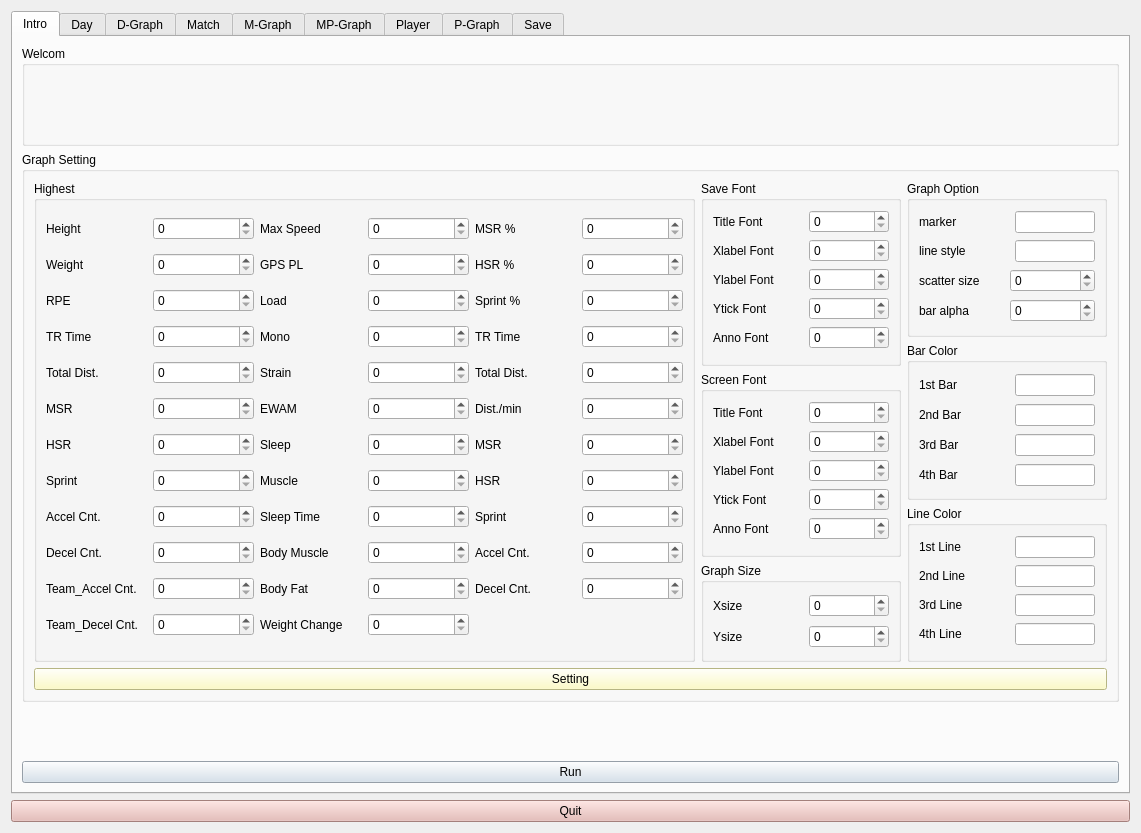
Above: uiFiles/physico_main.ui from sseungyong/physico_project before the change. Below: the same form after it.
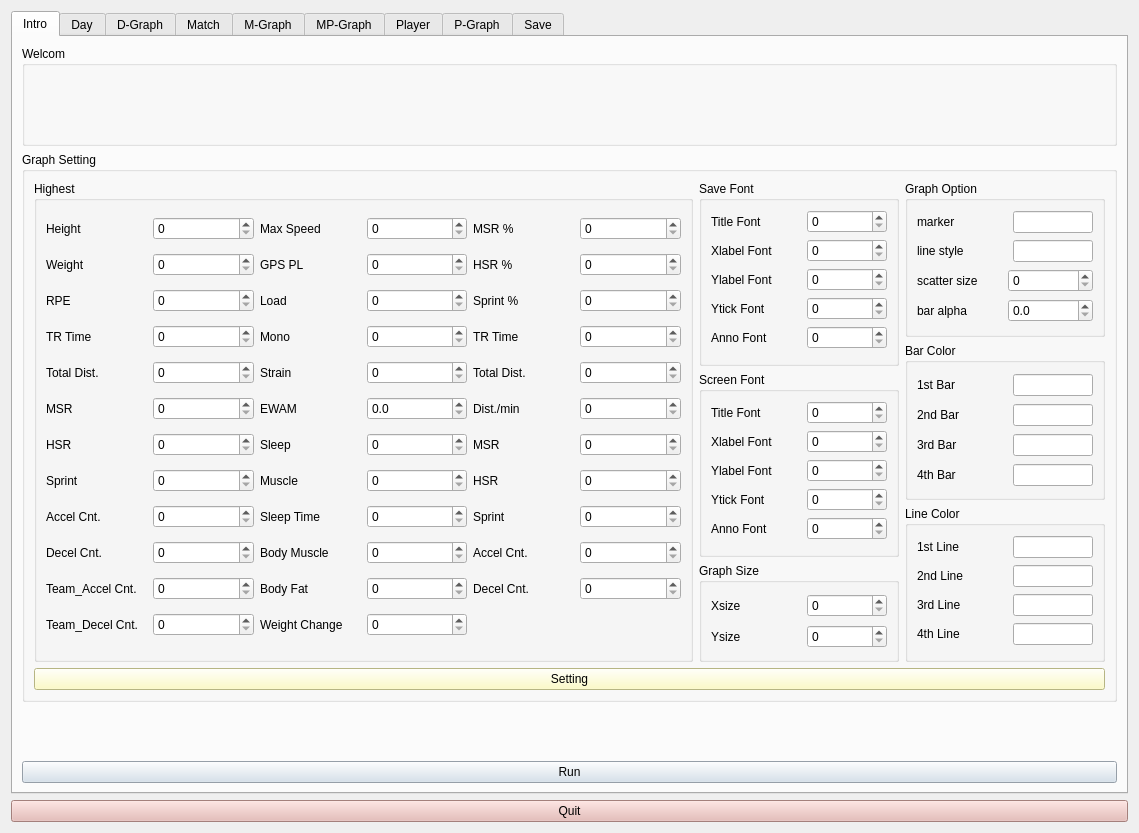
That is the form after the change. Icons and pictures are not drawn.

Patch:
```diff
--- a/uiFiles/physico_main.ui
+++ b/uiFiles/physico_main.ui
@@ -6,7 +6,7 @@
    <rect>
     <x>0</x>
     <y>0</y>
-    <width>1141</width>
+    <width>1139</width>
     <height>833</height>
    </rect>
   </property>
@@ -152,7 +152,14 @@
                   </widget>
                  </item>
                  <item>
-                  <widget class="QSpinBox" name="unitGPSPL"/>
+                  <widget class="QSpinBox" name="unitGPSPL">
+                   <property name="maximum">
+                    <number>2000</number>
+                   </property>
+                   <property name="singleStep">
+                    <number>50</number>
+                   </property>
+                  </widget>
                  </item>
                 </layout>
                </item>
@@ -166,7 +173,14 @@
                   </widget>
                  </item>
                  <item>
-                  <widget class="QSpinBox" name="unitLoad"/>
+                  <widget class="QSpinBox" name="unitLoad">
+                   <property name="maximum">
+                    <number>2000</number>
+                   </property>
+                   <property name="singleStep">
+                    <number>50</number>
+                   </property>
+                  </widget>
                  </item>
                 </layout>
                </item>
@@ -180,7 +194,14 @@
                   </widget>
                  </item>
                  <item>
-                  <widget class="QSpinBox" name="unitMaxSpeed"/>
+                  <widget class="QSpinBox" name="unitMaxSpeed">
+                   <property name="maximum">
+                    <number>100</number>
+                   </property>
+                   <property name="singleStep">
+                    <number>5</number>
+                   </property>
+                  </widget>
                  </item>
                 </layout>
                </item>
@@ -229,14 +250,18 @@
                <item row="2" column="2">
                 <layout class="QHBoxLayout" name="horizontalLayout_50">
                  <item>
-                  <widget class="QLabel" name="unitSprintP">
+                  <widget class="QLabel" name="label_36">
                    <property name="text">
                     <string>Sprint %</string>
                    </property>
                   </widget>
                  </item>
                  <item>
-                  <widget class="QSpinBox" name="spinBox_35"/>
+                  <widget class="QSpinBox" name="unitSprintP">
+                   <property name="singleStep">
+                    <number>5</number>
+                   </property>
+                  </widget>
                  </item>
                 </layout>
                </item>
@@ -250,21 +275,32 @@
                   </widget>
                  </item>
                  <item>
-                  <widget class="QSpinBox" name="unitMono"/>
+                  <widget class="QSpinBox" name="unitMono">
+                   <property name="maximum">
+                    <number>20</number>
+                   </property>
+                  </widget>
                  </item>
                 </layout>
                </item>
                <item row="3" column="2">
                 <layout class="QHBoxLayout" name="horizontalLayout_48">
                  <item>
-                  <widget class="QLabel" name="unitTRTimeSum">
+                  <widget class="QLabel" name="label_37">
                    <property name="text">
                     <string>TR Time &lt;SUM&gt;</string>
                    </property>
                   </widget>
                  </item>
                  <item>
-                  <widget class="QSpinBox" name="spinBox_33"/>
+                  <widget class="QSpinBox" name="unitTRTimeSum">
+                   <property name="maximum">
+                    <number>1000</number>
+                   </property>
+                   <property name="singleStep">
+                    <number>10</number>
+                   </property>
+                  </widget>
                  </item>
                 </layout>
                </item>
@@ -278,21 +314,32 @@
                   </widget>
                  </item>
                  <item>
-                  <widget class="QSpinBox" name="unitStrain"/>
+                  <widget class="QSpinBox" name="unitStrain">
+                   <property name="maximum">
+                    <number>50000</number>
+                   </property>
+                   <property name="singleStep">
+                    <number>1000</number>
+                   </property>
+                  </widget>
                  </item>
                 </layout>
                </item>
                <item row="1" column="2">
                 <layout class="QHBoxLayout" name="horizontalLayout_40">
                  <item>
-                  <widget class="QLabel" name="unitHSRP">
+                  <widget class="QLabel" name="label_35">
                    <property name="text">
                     <string>HSR %</string>
                    </property>
                   </widget>
                  </item>
                  <item>
-                  <widget class="QSpinBox" name="spinBox_25"/>
+                  <widget class="QSpinBox" name="unitHSRP">
+                   <property name="singleStep">
+                    <number>5</number>
+                   </property>
+                  </widget>
                  </item>
                 </layout>
                </item>
@@ -355,28 +402,42 @@
                <item row="10" column="2">
                 <layout class="QHBoxLayout" name="horizontalLayout_42">
                  <item>
-                  <widget class="QLabel" name="unitDecelCntSum">
+                  <widget class="QLabel" name="label_46">
                    <property name="text">
                     <string>Decel Cnt. &lt;SUM&gt;</string>
                    </property>
                   </widget>
                  </item>
                  <item>
-                  <widget class="QSpinBox" name="spinBox_27"/>
+                  <widget class="QSpinBox" name="unitDecelCntSum">
+                   <property name="maximum">
+                    <number>1000</number>
+                   </property>
+                   <property name="singleStep">
+                    <number>10</number>
+                   </property>
+                  </widget>
                  </item>
                 </layout>
                </item>
                <item row="4" column="2">
                 <layout class="QHBoxLayout" name="horizontalLayout_49">
                  <item>
-                  <widget class="QLabel" name="unitTotalDistSum">
+                  <widget class="QLabel" name="label_38">
                    <property name="text">
                     <string>Total Dist. &lt;SUM&gt;</string>
                    </property>
                   </widget>
                  </item>
                  <item>
-                  <widget class="QSpinBox" name="spinBox_34"/>
+                  <widget class="QSpinBox" name="unitTotalDistSum">
+                   <property name="maximum">
+                    <number>100000</number>
+                   </property>
+                   <property name="singleStep">
+                    <number>100</number>
+                   </property>
+                  </widget>
                  </item>
                 </layout>
                </item>
@@ -390,7 +451,14 @@
                   </widget>
                  </item>
                  <item>
-                  <widget class="QSpinBox" name="unitBodyMuscle"/>
+                  <widget class="QSpinBox" name="unitBodyMuscle">
+                   <property name="maximum">
+                    <number>100</number>
+                   </property>
+                   <property name="singleStep">
+                    <number>5</number>
+                   </property>
+                  </widget>
                  </item>
                 </layout>
                </item>
@@ -404,21 +472,32 @@
                   </widget>
                  </item>
                  <item>
-                  <widget class="QSpinBox" name="unitWeightChange"/>
+                  <widget class="QSpinBox" name="unitWeightChange">
+                   <property name="maximum">
+                    <number>100</number>
+                   </property>
+                  </widget>
                  </item>
                 </layout>
                </item>
                <item row="6" column="2">
                 <layout class="QHBoxLayout" name="horizontalLayout_43">
                  <item>
-                  <widget class="QLabel" name="unitMSRSum">
+                  <widget class="QLabel" name="label_42">
                    <property name="text">
                     <string>MSR &lt;SUM&gt;</string>
                    </property>
                   </widget>
                  </item>
                  <item>
-                  <widget class="QSpinBox" name="spinBox_28"/>
+                  <widget class="QSpinBox" name="unitMSRSum">
+                   <property name="maximum">
+                    <number>10000</number>
+                   </property>
+                   <property name="singleStep">
+                    <number>100</number>
+                   </property>
+                  </widget>
                  </item>
                 </layout>
                </item>
@@ -432,21 +511,32 @@
                   </widget>
                  </item>
                  <item>
-                  <widget class="QSpinBox" name="unitSleep"/>
+                  <widget class="QSpinBox" name="unitSleep">
+                   <property name="maximum">
+                    <number>10</number>
+                   </property>
+                  </widget>
                  </item>
                 </layout>
                </item>
                <item row="9" column="2">
                 <layout class="QHBoxLayout" name="horizontalLayout_47">
                  <item>
-                  <widget class="QLabel" name="unitAccelCntSum">
+                  <widget class="QLabel" name="label_45">
                    <property name="text">
                     <string>Accel Cnt. &lt;SUM&gt;</string>
                    </property>
                   </widget>
                  </item>
                  <item>
-                  <widget class="QSpinBox" name="spinBox_32"/>
+                  <widget class="QSpinBox" name="unitAccelCntSum">
+                   <property name="maximum">
+                    <number>1000</number>
+                   </property>
+                   <property name="singleStep">
+                    <number>10</number>
+                   </property>
+                  </widget>
                  </item>
                 </layout>
                </item>
@@ -488,7 +578,14 @@
                   </widget>
                  </item>
                  <item>
-                  <widget class="QSpinBox" name="unitEWAM"/>
+                  <widget class="QDoubleSpinBox" name="unitEWAM">
+                   <property name="decimals">
+                    <number>1</number>
+                   </property>
+                   <property name="singleStep">
+                    <double>0.100000000000000</double>
+                   </property>
+                  </widget>
                  </item>
                 </layout>
                </item>
@@ -516,7 +613,11 @@
                   </widget>
                  </item>
                  <item>
-                  <widget class="QSpinBox" name="unitMuscle"/>
+                  <widget class="QSpinBox" name="unitMuscle">
+                   <property name="maximum">
+                    <number>10</number>
+                   </property>
+                  </widget>
                  </item>
                 </layout>
                </item>
@@ -530,21 +631,32 @@
                   </widget>
                  </item>
                  <item>
-                  <widget class="QSpinBox" name="unitSleepTime"/>
+                  <widget class="QSpinBox" name="unitSleepTime">
+                   <property name="maximum">
+                    <number>10</number>
+                   </property>
+                  </widget>
                  </item>
                 </layout>
                </item>
                <item row="5" column="2">
                 <layout class="QHBoxLayout" name="horizontalLayout_45">
                  <item>
-                  <widget class="QLabel" name="unitDistminSum">
+                  <widget class="QLabel" name="label_40">
                    <property name="text">
                     <string>Dist./min &lt;SUM&gt;</string>
                    </property>
                   </widget>
                  </item>
                  <item>
-                  <widget class="QSpinBox" name="spinBox_30"/>
+                  <widget class="QSpinBox" name="unitDistminSum">
+                   <property name="maximum">
+                    <number>1000</number>
+                   </property>
+                   <property name="singleStep">
+                    <number>10</number>
+                   </property>
+                  </widget>
                  </item>
                 </layout>
                </item>
@@ -558,35 +670,56 @@
                   </widget>
                  </item>
                  <item>
-                  <widget class="QSpinBox" name="unitBodyFat"/>
+                  <widget class="QSpinBox" name="unitBodyFat">
+                   <property name="maximum">
+                    <number>100</number>
+                   </property>
+                   <property name="singleStep">
+                    <number>5</number>
+                   </property>
+                  </widget>
                  </item>
                 </layout>
                </item>
                <item row="8" column="2">
                 <layout class="QHBoxLayout" name="horizontalLayout_41">
                  <item>
-                  <widget class="QLabel" name="unitSprintSum">
+                  <widget class="QLabel" name="label_44">
                    <property name="text">
                     <string>Sprint &lt;SUM&gt;</string>
                    </property>
                   </widget>
                  </item>
                  <item>
-                  <widget class="QSpinBox" name="spinBox_26"/>
+                  <widget class="QSpinBox" name="unitSprintSum">
+                   <property name="maximum">
+                    <number>10000</number>
+                   </property>
+                   <property name="singleStep">
+                    <number>100</number>
+                   </property>
+                  </widget>
                  </item>
                 </layout>
                </item>
                <item row="7" column="2">
                 <layout class="QHBoxLayout" name="horizontalLayout_51">
                  <item>
-                  <widget class="QLabel" name="unitHSRSum">
+                  <widget class="QLabel" name="label_43">
                    <property name="text">
                     <string>HSR &lt;SUM&gt;</string>
                    </property>
                   </widget>
                  </item>
                  <item>
-                  <widget class="QSpinBox" name="spinBox_36"/>
+                  <widget class="QSpinBox" name="unitHSRSum">
+                   <property name="maximum">
+                    <number>10000</number>
+                   </property>
+                   <property name="singleStep">
+                    <number>100</number>
+                   </property>
+                  </widget>
                  </item>
                 </layout>
                </item>
@@ -1069,7 +1202,17 @@
                     </widget>
                    </item>
                    <item>
-                    <widget class="QSpinBox" name="spinBox_52"/>
+                    <widget class="QDoubleSpinBox" name="spinBarAlpha">
+                     <property name="decimals">
+                      <number>1</number>
+                     </property>
+                     <property name="maximum">
+                      <double>1.000000000000000</double>
+                     </property>
+                     <property name="singleStep">
+                      <double>0.100000000000000</double>
+                     </property>
+                    </widget>
                    </item>
                   </layout>
                  </item>
```
Left out of the diff: 131 changed lines with no effect on the pictures.
